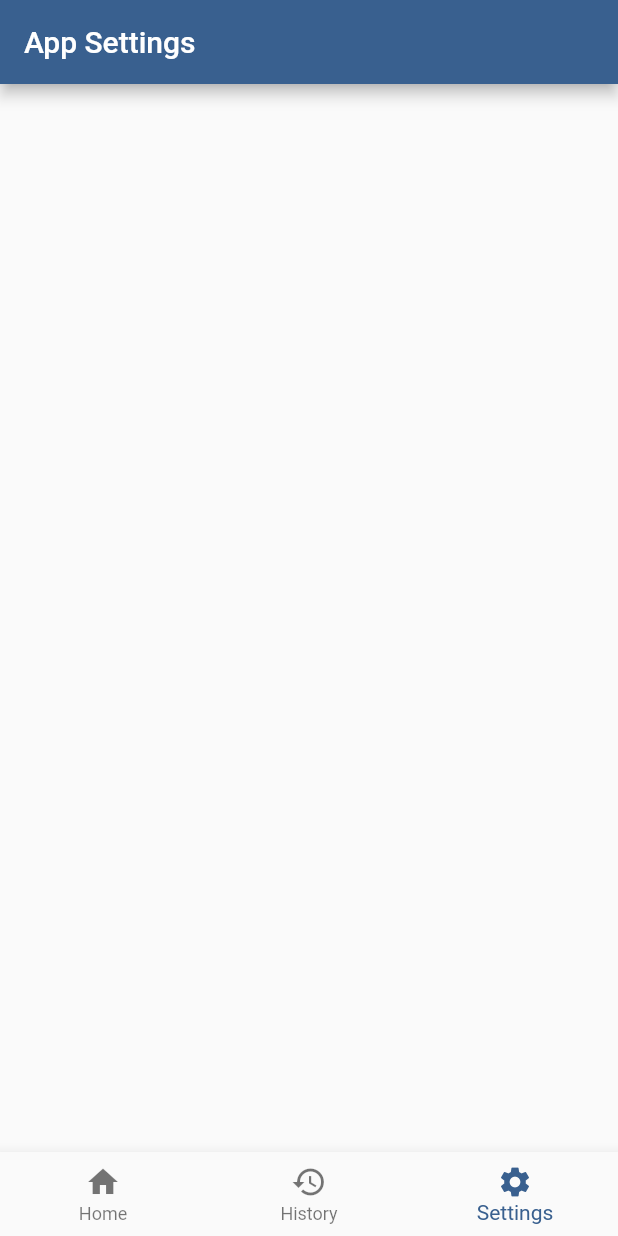
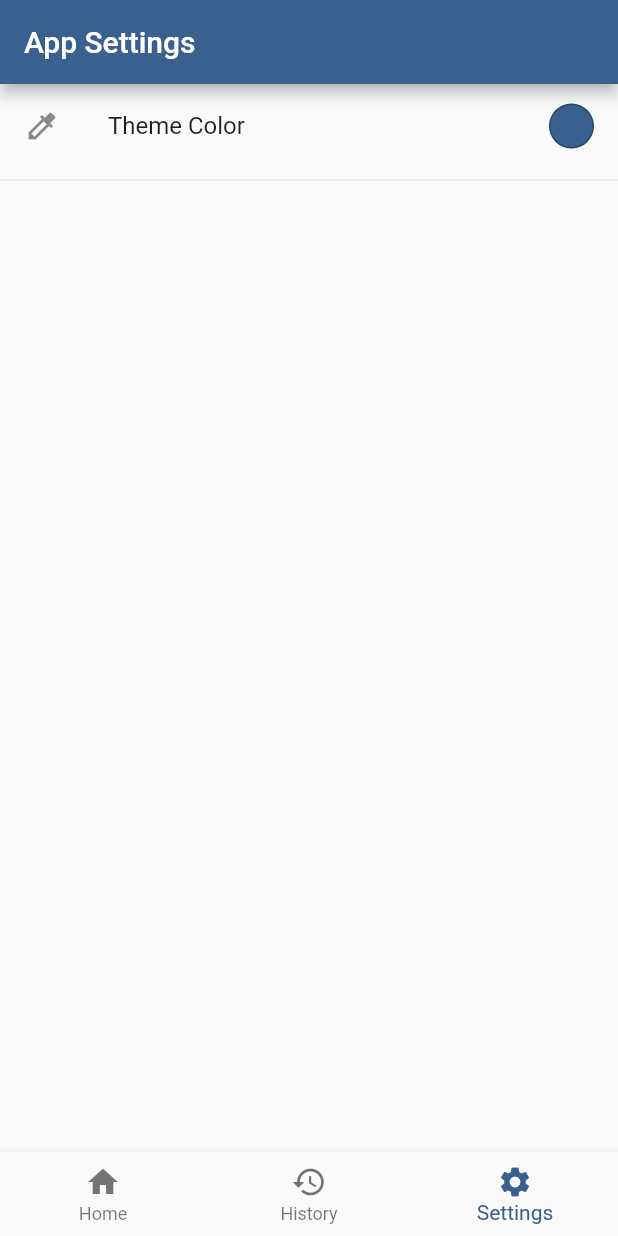
Before and after one commit to aaminu/NumberTriviaApp, a Flutter app: the screen it shows after launch, item 3 of the bottom bar chosen, on a phone screen of 412 x 824 dp. Run offline on Flutter 3.47's test engine with Material 2 defaults, Android fonts, the light colour scheme and no system bars; our stand-ins replace flutter_colorpicker.

Commit message:
1. Settings provider class to keep setting value 2. Changed Root widget to use multiprovider 3. Use of consumer to access the settings in root widget 4. widget and business logic for changing the theme of the app

```diff
--- a/lib/main.dart
+++ b/lib/main.dart
@@ -3,6 +3,7 @@ import 'package:provider/provider.dart';
 
 import './screens/home_page.dart';
 import './providers/numbers.dart';
+import './providers/settings.dart';
 
 void main() {
   runApp(const MyApp());
@@ -13,20 +14,29 @@ class MyApp extends StatelessWidget {
 
   @override
   Widget build(BuildContext context) {
-    return ChangeNotifierProvider(
-      create: (context) => Numbers(),
-      child: MaterialApp(
+    return MultiProvider(
+      providers: [
+        ChangeNotifierProvider(
+          create: (_) => Numbers(),
+        ),
+        ChangeNotifierProvider(
+          create: (_) => Settings(),
+        )
+      ],
+      child: Consumer<Settings>(
+        builder: (context, settings, child) => MaterialApp(
           title: 'Numbers Trivia App',
           debugShowCheckedModeBanner: false,
           theme: ThemeData(
             colorScheme: ColorScheme.fromSeed(
-            seedColor: const Color.fromARGB(255, 12, 102, 176),
+              seedColor: settings.colorValue,
               secondary: const Color.fromARGB(255, 8, 65, 112),
               background: const Color.fromARGB(255, 205, 195, 225),
             ),
           ),
           home: const MyHomePage(),
         ),
+      ),
     );
   }
 }
--- /dev/null
+++ b/lib/providers/settings.dart
@@ -0,0 +1,10 @@
+import 'package:flutter/material.dart';
+
+class Settings with ChangeNotifier {
+  Color colorValue = Color.fromARGB(255, 12, 102, 176);
+
+  void changeColor(Color color) {
+    colorValue = color;
+    notifyListeners();
+  }
+}
--- a/lib/screens/setting_screen.dart
+++ b/lib/screens/setting_screen.dart
@@ -1,4 +1,5 @@
 import 'package:flutter/material.dart';
+import '../widgets/theme_color_selector.dart';
 
 class SettingScreen extends StatefulWidget {
   const SettingScreen({super.key});
@@ -11,10 +12,11 @@ class _SettingScreenState extends State<SettingScreen> {
   @override
   Widget build(BuildContext context) {
     return Scaffold(
-      appBar: AppBar(
-        title: const Text("App Settings"),
-      ),
-      body: null,
-    );
+        appBar: AppBar(
+          title: const Text("App Settings"),
+        ),
+        body: ListView(
+          children: const [SizedBox(), ThemeColorSelector(), Divider()],
+        ));
   }
 }
--- /dev/null
+++ b/lib/widgets/theme_color_selector.dart
@@ -0,0 +1,82 @@
+import 'package:flutter/material.dart';
+import 'package:flutter_colorpicker/flutter_colorpicker.dart';
+import 'package:provider/provider.dart';
+
+import '../providers/settings.dart';
+
+class ThemeColorSelector extends StatefulWidget {
+  const ThemeColorSelector({super.key});
+
+  @override
+  State<ThemeColorSelector> createState() => _ThemeColorSelectorState();
+}
+
+class _ThemeColorSelectorState extends State<ThemeColorSelector> {
+  late Color colorPicker;
+  late Color currentColor;
+  bool _isdeclared = false;
+
+  @override
+  void didChangeDependencies() {
+    if (!_isdeclared) {
+      colorPicker = Theme.of(context).colorScheme.primary;
+      currentColor = Theme.of(context).colorScheme.primary;
+    }
+    _isdeclared = true;
+    super.didChangeDependencies();
+  }
+
+  void changeColor(Color color) {
+    setState(() {
+      colorPicker = color;
+    });
+  }
+
+  @override
+  Widget build(BuildContext context) {
+    return Container(
+      width: MediaQuery.of(context).size.width,
+      child: ListTile(
+        leading: const Icon(Icons.colorize),
+        title: const Text("Theme Color"),
+        trailing: GestureDetector(
+          child: SizedBox(
+            width: 30,
+            child: Container(
+                decoration: BoxDecoration(
+                    color: currentColor,
+                    shape: BoxShape.circle,
+                    border: Border.all(color: Colors.black26))),
+          ),
+          onTap: () {
+            showDialog(
+              context: context,
+              builder: (ctx) => AlertDialog(
+                title: const Text('Pick a color!'),
+                content: SingleChildScrollView(
+                  child: ColorPicker(
+                    pickerColor: colorPicker,
+                    onColorChanged: changeColor,
+                  ),
+                ),
+                actions: <Widget>[
+                  TextButton(
+                    child: const Text('Got it'),
+                    onPressed: () {
+                      setState(() {
+                        currentColor = colorPicker;
+                        Provider.of<Settings>(context, listen: false)
+                            .changeColor(colorPicker);
+                      });
+                      Navigator.of(context).pop();
+                    },
+                  ),
+                ],
+              ),
+            );
+          },
+        ),
+      ),
+    );
+  }
+}
--- a/pubspec.yaml
+++ b/pubspec.yaml
@@ -32,6 +32,7 @@ dependencies:
   cupertino_icons: ^1.0.2
   flutter:
     sdk: flutter
+  flutter_colorpicker: ^1.0.3
   http: ^0.13.5
   provider: ^6.0.4
 
```
Also changed, not shown: pubspec.lock. Lines whose indentation alone changed are shown as unchanged.
